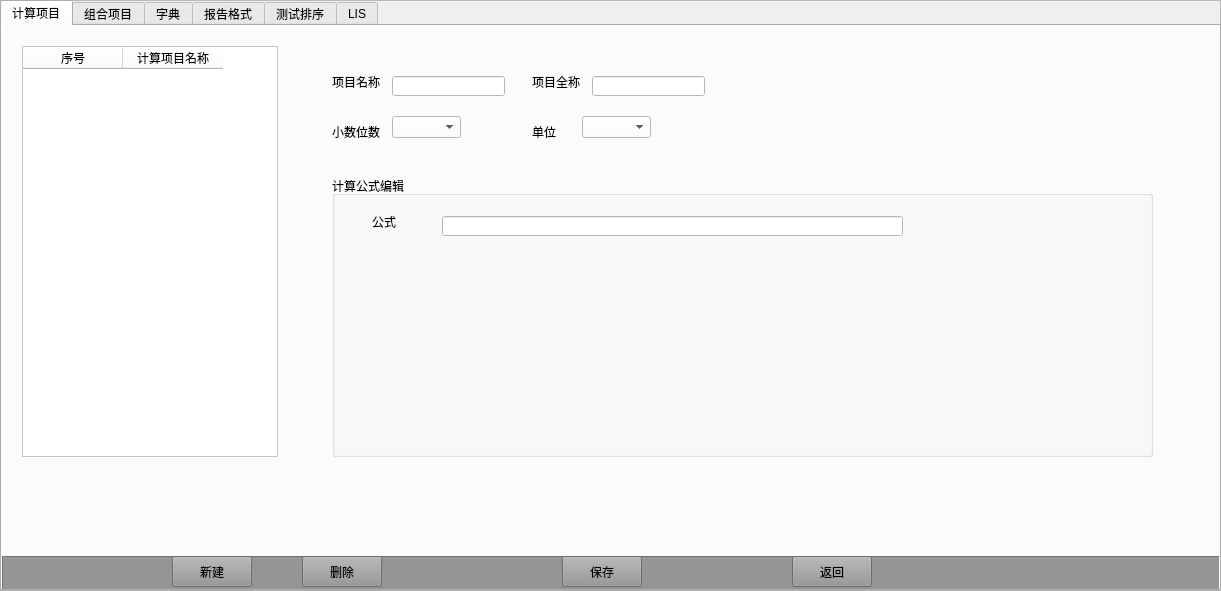
Qt form systemframe.ui (lsoftp/water) before a commit.
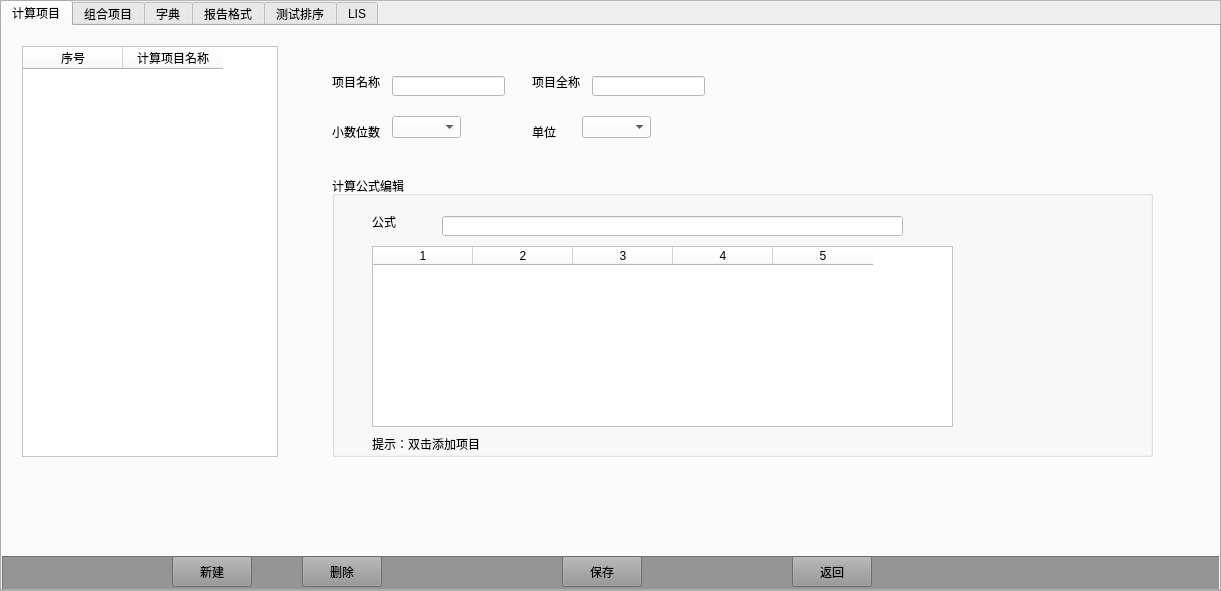
The same form after that commit. The open tabs and pages were chosen to show the change. Icons and pictures are not drawn.

Commit message: 计算项目 编辑

```diff
--- a/systemframe.ui
+++ b/systemframe.ui
@@ -203,6 +203,40 @@
        <string notr="true">background-color: rgb(255, 255, 255);</string>
       </property>
      </widget>
+     <widget class="QTableWidget" name="tableWidget_7">
+      <property name="geometry">
+       <rect>
+        <x>40</x>
+        <y>70</y>
+        <width>581</width>
+        <height>181</height>
+       </rect>
+      </property>
+      <property name="styleSheet">
+       <string notr="true">background-color: rgb(255, 255, 255);</string>
+      </property>
+      <property name="columnCount">
+       <number>5</number>
+      </property>
+      <column/>
+      <column/>
+      <column/>
+      <column/>
+      <column/>
+     </widget>
+     <widget class="QLabel" name="label_19">
+      <property name="geometry">
+       <rect>
+        <x>40</x>
+        <y>260</y>
+        <width>121</width>
+        <height>16</height>
+       </rect>
+      </property>
+      <property name="text">
+       <string>提示：双击添加项目</string>
+      </property>
+     </widget>
     </widget>
     <widget class="QFrame" name="frame_7">
      <property name="geometry">
```
Left out of the diff: 2 changed lines with no effect on the pictures. The commit also changes 4 other files.
